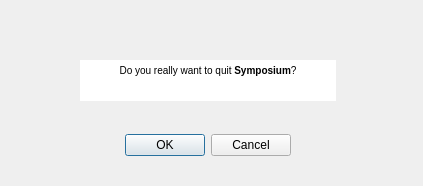
Above: GUI/SymposiumGui/exit.ui from RickZack/Symposium before the change. Below: the same form after it.
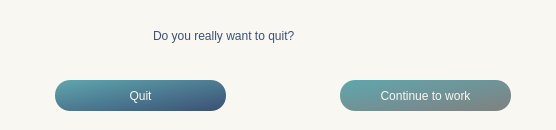
That is the form after the change.

```diff
--- a/GUI/SymposiumGui/exit.ui
+++ b/GUI/SymposiumGui/exit.ui
@@ -6,48 +6,70 @@
    <rect>
     <x>0</x>
     <y>0</y>
-    <width>423</width>
-    <height>186</height>
+    <width>556</width>
+    <height>130</height>
    </rect>
   </property>
   <property name="windowTitle">
    <string>Exit</string>
   </property>
-  <widget class="QDialogButtonBox" name="buttonBox">
-   <property name="geometry">
-    <rect>
-     <x>-50</x>
-     <y>120</y>
-     <width>341</width>
-     <height>51</height>
-    </rect>
-   </property>
-   <property name="orientation">
-    <enum>Qt::Horizontal</enum>
-   </property>
-   <property name="standardButtons">
-    <set>QDialogButtonBox::Cancel|QDialogButtonBox::Ok</set>
-   </property>
-  </widget>
-  <widget class="QTextBrowser" name="textBrowser">
-   <property name="geometry">
-    <rect>
-     <x>80</x>
-     <y>60</y>
-     <width>256</width>
-     <height>41</height>
-    </rect>
-   </property>
-   <property name="styleSheet">
-    <string notr="true">border: none;
+  <property name="styleSheet">
+   <string notr="true">background-color: rgb(249, 247, 241); 
 </string>
+  </property>
+  <widget class="QPushButton" name="ok">
+   <property name="geometry">
+    <rect>
+     <x>55</x>
+     <y>80</y>
+     <width>171</width>
+     <height>31</height>
+    </rect>
    </property>
-   <property name="html">
-    <string>&lt;!DOCTYPE HTML PUBLIC &quot;-//W3C//DTD HTML 4.0//EN&quot; &quot;http://www.w3.org/TR/REC-html40/strict.dtd&quot;&gt;
-&lt;html&gt;&lt;head&gt;&lt;meta name=&quot;qrichtext&quot; content=&quot;1&quot; /&gt;&lt;style type=&quot;text/css&quot;&gt;
-p, li { white-space: pre-wrap; }
-&lt;/style&gt;&lt;/head&gt;&lt;body style=&quot; font-family:'MS Shell Dlg 2'; font-size:7.8pt; font-weight:400; font-style:normal;&quot;&gt;
-&lt;p align=&quot;center&quot; style=&quot; margin-top:0px; margin-bottom:0px; margin-left:0px; margin-right:0px; -qt-block-indent:0; text-indent:0px;&quot;&gt;Do you really want to quit &lt;span style=&quot; font-weight:600;&quot;&gt;Symposium&lt;/span&gt;?&lt;/p&gt;&lt;/body&gt;&lt;/html&gt;</string>
+   <property name="styleSheet">
+    <string notr="true">background-color: qlineargradient(x1: 0, y1: 0, x2: 1, y2: 1, stop: 0 rgb(95, 167, 175), stop: 1 rgb(58, 80, 116));
+color: rgb(249, 247, 241); 
+font: 14pt &quot;Baskerville Old Face&quot;;
+border-radius:15px;</string>
+   </property>
+   <property name="text">
+    <string>Quit</string>
+   </property>
+  </widget>
+  <widget class="QPushButton" name="cancel">
+   <property name="geometry">
+    <rect>
+     <x>340</x>
+     <y>80</y>
+     <width>171</width>
+     <height>31</height>
+    </rect>
+   </property>
+   <property name="styleSheet">
+    <string notr="true">background-color: qlineargradient(x1: 0, y1: 0, x2: 1, y2: 1, stop: 0 rgb(95, 167, 175), stop: 1 grey);
+color: rgb(249, 247, 241); 
+font: 14pt &quot;Baskerville Old Face&quot;;
+border-radius:15px;</string>
+   </property>
+   <property name="text">
+    <string>Continue to work</string>
+   </property>
+  </widget>
+  <widget class="QLabel" name="label">
+   <property name="geometry">
+    <rect>
+     <x>153</x>
+     <y>20</y>
+     <width>250</width>
+     <height>31</height>
+    </rect>
+   </property>
+   <property name="styleSheet">
+    <string notr="true">color: rgb(58, 80, 116);
+font: 14pt &quot;Baskerville Old Face&quot;;</string>
+   </property>
+   <property name="text">
+    <string>Do you really want to quit?</string>
    </property>
   </widget>
  </widget>
```
Left out of the diff: 35 changed lines with no effect on the pictures.
